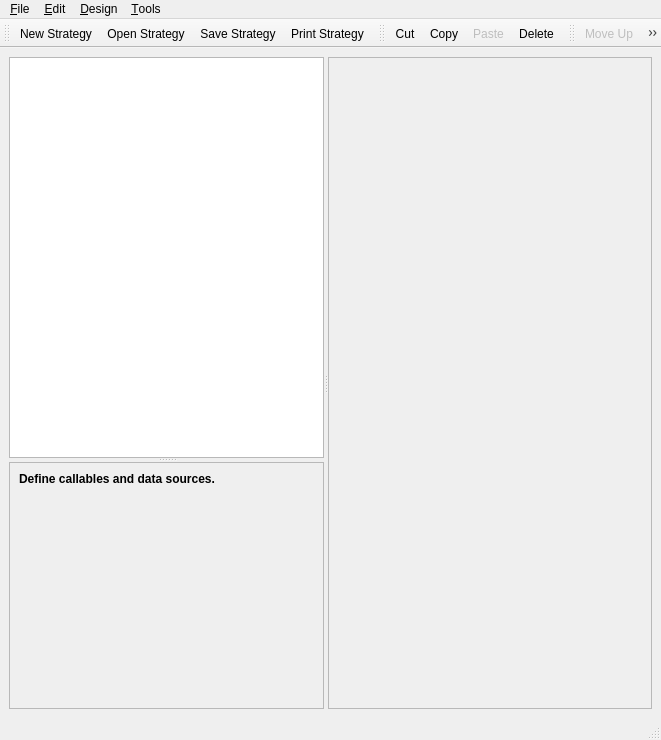
Above: profit/strategydesigner/widgets/ui_strategydesigner.ui from hpsilva/profitpy before the change. Below: the same form after it.
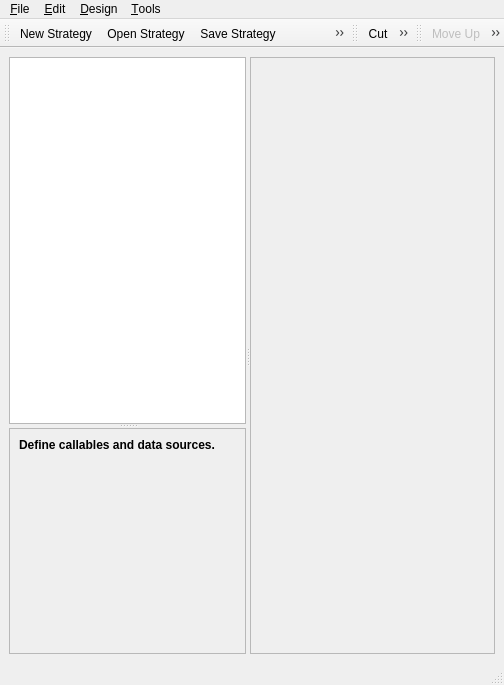
That is the form after the change. Icons and pictures are not drawn. Custom widgets are drawn as their Qt base class.

Commit message: Started workbench integration w/ strategy designer.

Diff of the .ui file:
```diff
--- a/profit/strategydesigner/widgets/ui_strategydesigner.ui
+++ b/profit/strategydesigner/widgets/ui_strategydesigner.ui
@@ -5,8 +5,8 @@
    <rect>
     <x>0</x>
     <y>0</y>
-    <width>661</width>
-    <height>740</height>
+    <width>504</width>
+    <height>685</height>
    </rect>
   </property>
   <property name="windowTitle" >
@@ -21,8 +21,8 @@
     <rect>
      <x>0</x>
      <y>68</y>
-     <width>661</width>
-     <height>650</height>
+     <width>504</width>
+     <height>595</height>
     </rect>
    </property>
    <layout class="QVBoxLayout" >
@@ -58,8 +58,8 @@
           <rect>
            <x>2</x>
            <y>2</y>
-           <width>289</width>
-           <height>219</height>
+           <width>217</width>
+           <height>199</height>
           </rect>
          </property>
          <layout class="QVBoxLayout" >
@@ -251,8 +251,8 @@
          <rect>
           <x>2</x>
           <y>2</y>
-          <width>340</width>
-          <height>628</height>
+          <width>255</width>
+          <height>573</height>
          </rect>
         </property>
         <layout class="QVBoxLayout" >
@@ -1099,7 +1099,7 @@
     <rect>
      <x>0</x>
      <y>0</y>
-     <width>661</width>
+     <width>504</width>
      <height>29</height>
     </rect>
    </property>
@@ -1161,8 +1161,8 @@
    <property name="geometry" >
     <rect>
      <x>0</x>
-     <y>718</y>
-     <width>661</width>
+     <y>663</y>
+     <width>504</width>
      <height>22</height>
     </rect>
    </property>
@@ -1227,7 +1227,7 @@
     <rect>
      <x>310</x>
      <y>29</y>
-     <width>351</width>
+     <width>194</width>
      <height>39</height>
     </rect>
    </property>
```
Left out of the diff: 42 changed lines with no effect on the pictures. The commit also changes 2 other files.
